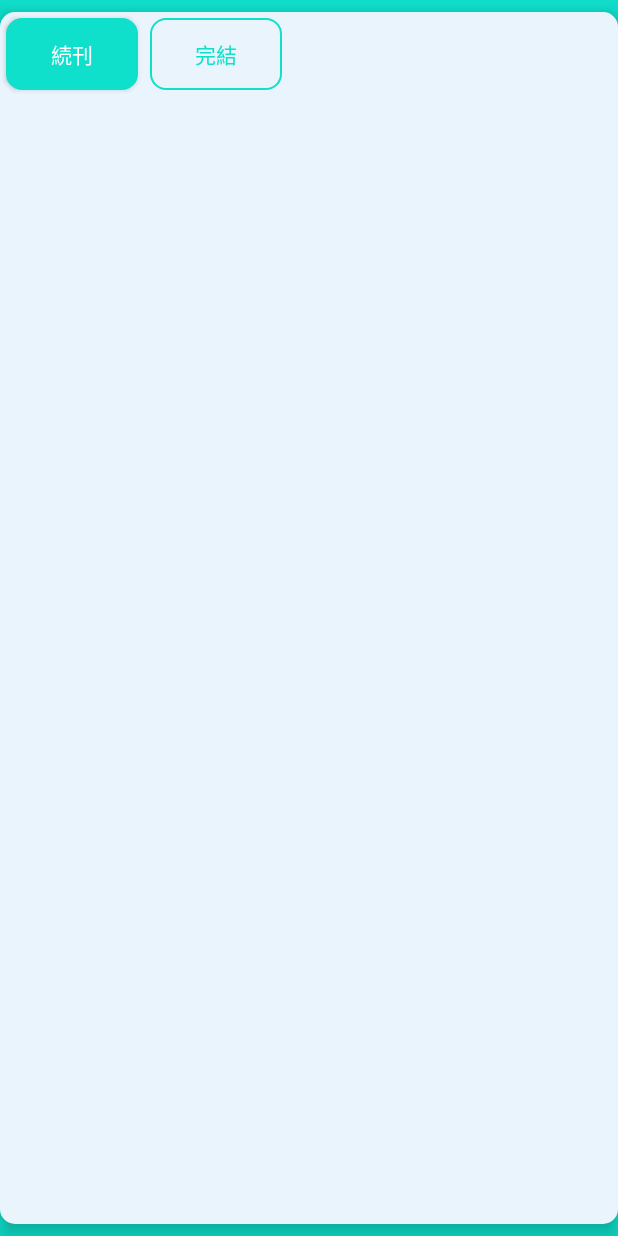
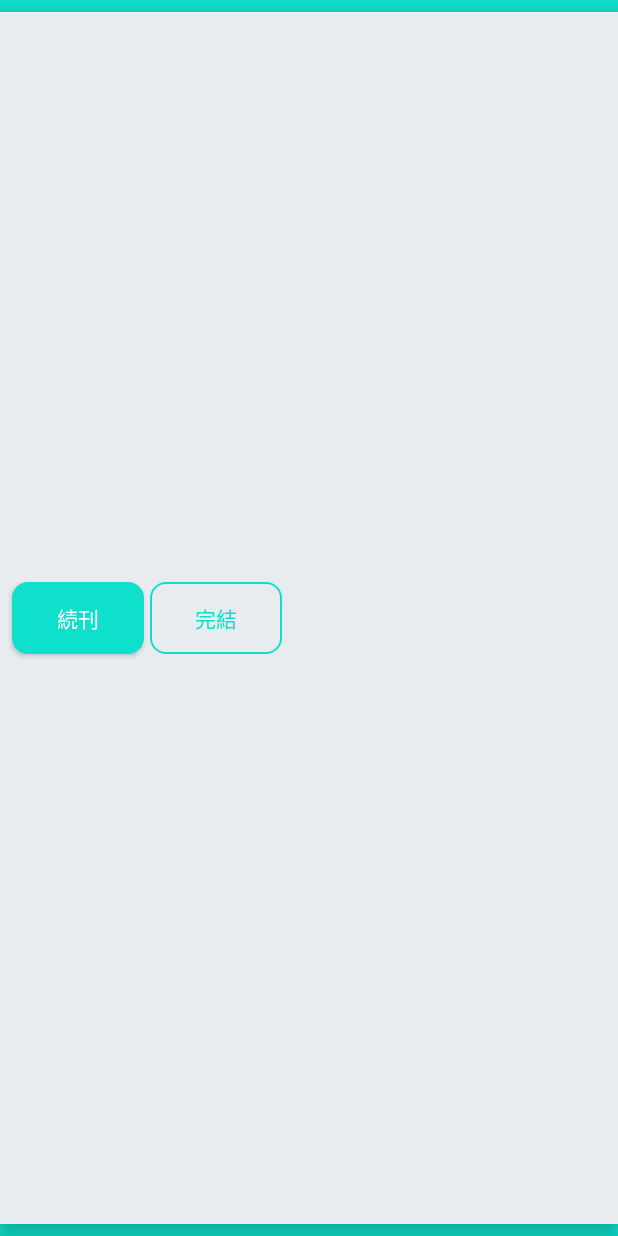
Before and after one commit to highcom/ComicMemo, an Android app: the layout popupmenu.xml on its own in the app's theme, with its tools: preview values and no code run, on a phone screen of 412 x 824 dp. Run offline under Robolectric (Android 15) with nearby library versions, the phone set to English and light mode, and no system bars.

Commit message:
ポップアップメニューのレイアウトをCardViewのサイズに合わせる修正

```diff
--- a/app/src/main/java/com/highcom/comicmemo/ui/edit/ComicListAdapter.kt
+++ b/app/src/main/java/com/highcom/comicmemo/ui/edit/ComicListAdapter.kt
@@ -130,6 +130,8 @@ class ComicListAdapter (
             setupPopupWindow(itemView.context, status ?: 0L)
             itemView.setOnLongClickListener(OnLongClickListener { view ->
                 if (editEnable) return@OnLongClickListener true
+                // 選択されたViewに合わせて高さを調節
+                popupWindow!!.height = view.height
                 // PopupWindowの実装をする　続刊と完結を選択できるようにする
                 popupWindow!!.showAsDropDown(view, view.width, -view.height)
                 // PopupWindowで選択したViewに対して更新できるようにViewを保持する
--- a/app/src/main/res/layout/popupmenu.xml
+++ b/app/src/main/res/layout/popupmenu.xml
@@ -5,18 +5,19 @@
     android:layout_height="match_parent"
     android:layout_marginTop="8dp"
     android:layout_marginBottom="8dp"
-    android:background="@drawable/shape_rouded_corners"
+    android:background="@color/sirahanairo"
     android:elevation="8dp">
     <ToggleButton android:text="続刊"
         android:id="@+id/popupContinue"
         android:layout_width="wrap_content"
         android:layout_height="wrap_content"
+        android:layout_gravity="center_vertical"
         android:textOn="続刊"
         android:textOff="続刊"
         android:textColor="@color/white"
         android:background="@drawable/toggle_select_button"
         android:focusableInTouchMode="false"
-        android:layout_margin="4dp"
+        android:layout_marginLeft="8dp"
         android:focusable="false"
         android:checked="true"/>
 
@@ -24,12 +25,13 @@
         android:id="@+id/popupComplete"
         android:layout_width="wrap_content"
         android:layout_height="wrap_content"
+        android:layout_gravity="center_vertical"
         android:textOn="完結"
         android:textOff="完結"
         android:textColor="@color/appcolor"
         android:background="@drawable/toggle_unselect_button"
         android:focusableInTouchMode="false"
-        android:layout_margin="4dp"
+        android:layout_marginLeft="4dp"
         android:focusable="false"
         android:checked="false"/>
 </LinearLayout>
```
